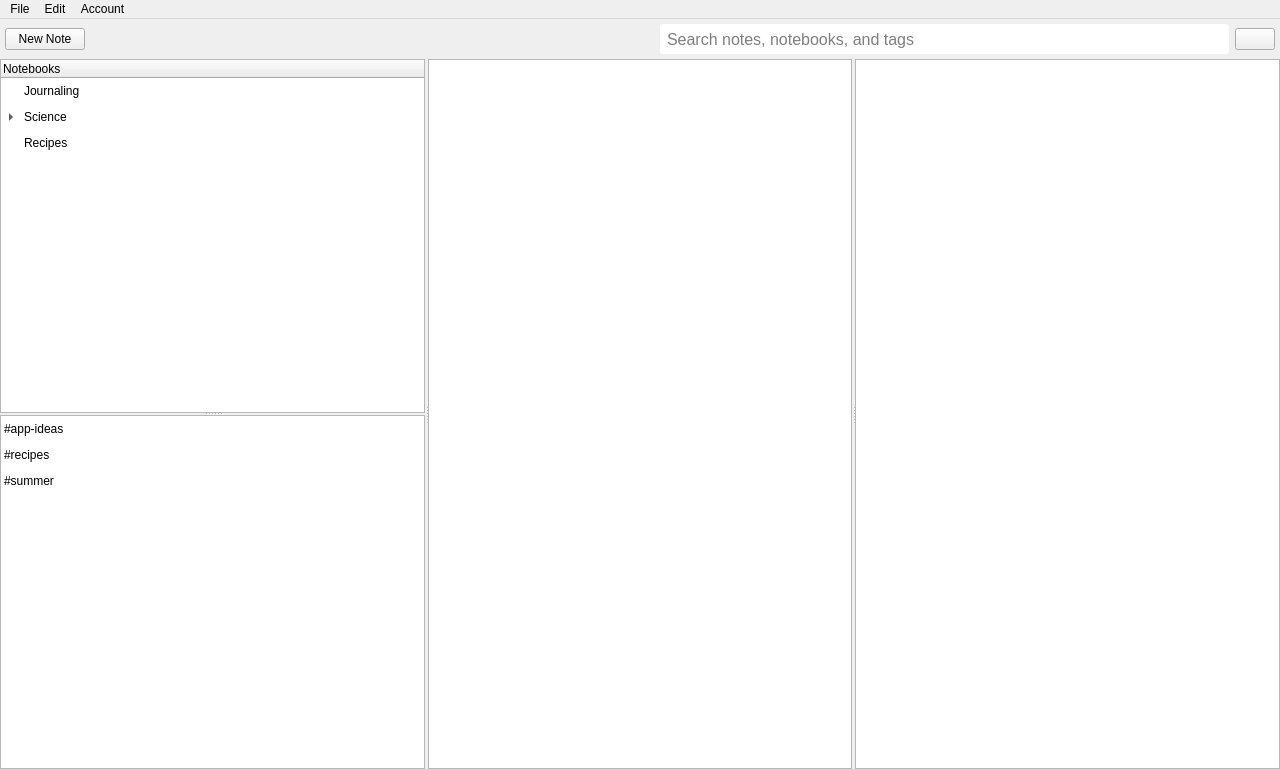
Above: mainwindow.ui from Open-App-Library/Vibrato-Notes-Desktop before the change. Below: the same form after it.
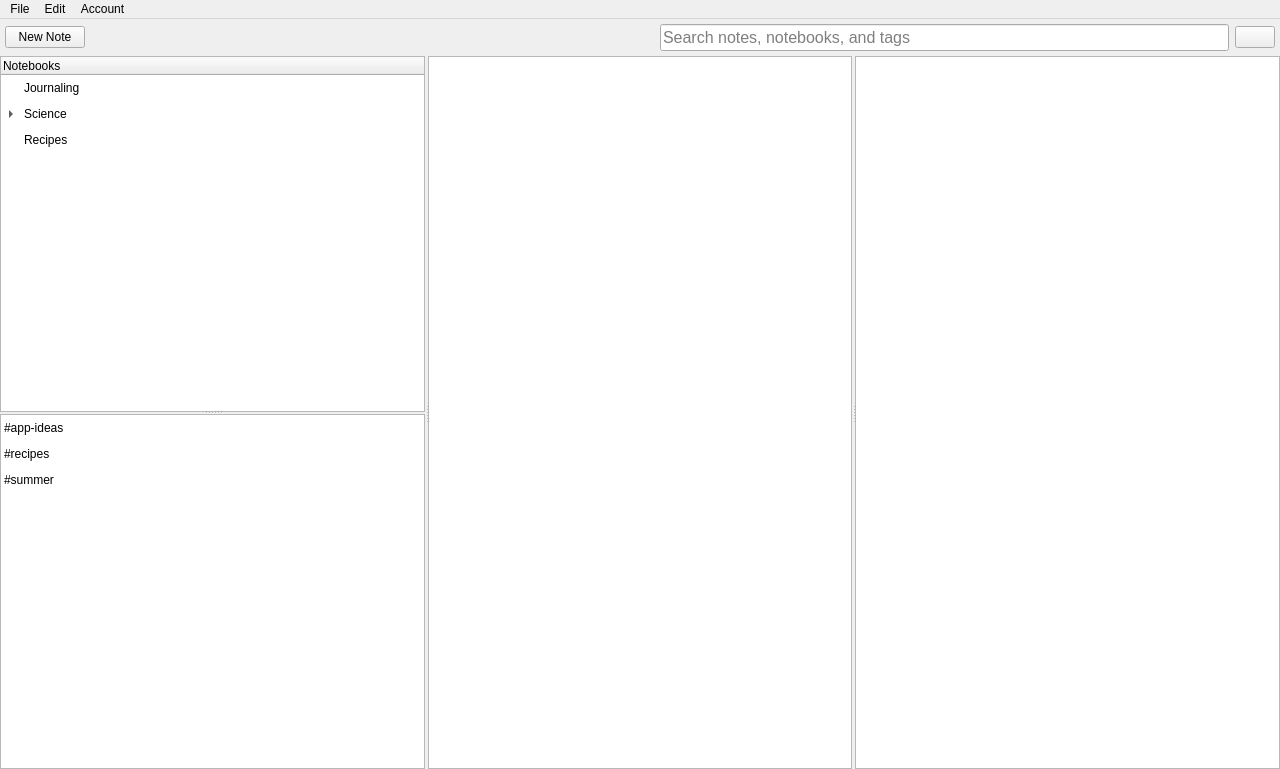
That is the form after the change. Icons and pictures are not drawn.

```diff
--- a/mainwindow.ui
+++ b/mainwindow.ui
@@ -117,9 +117,7 @@
             <enum>Qt::ClickFocus</enum>
            </property>
            <property name="styleSheet">
-            <string notr="true">border-radius: 3;
-height: 20px;
-padding: 5px;</string>
+            <string notr="true"/>
            </property>
            <property name="placeholderText">
             <string>Search notes, notebooks, and tags</string>
```
Left out of the diff: 2 changed lines with no effect on the pictures.
